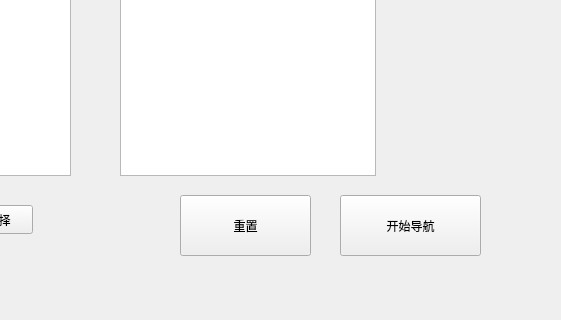
The window that campus_local/mapwin.ui (superman0l/campus) describes before a commit, drawn with Qt 5; both pictures show x 110 to 671 and y 305 to 625 of the 1006 by 625 pixel window.
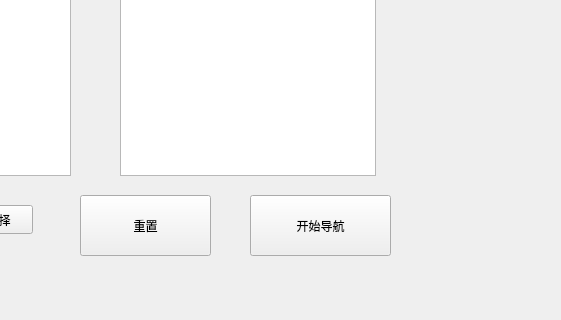
The same window after the commit.

Diff of the .ui file:
```diff
--- a/campus_local/mapwin.ui
+++ b/campus_local/mapwin.ui
@@ -174,7 +174,7 @@
   <widget class="QPushButton" name="pushButton_3">
    <property name="geometry">
     <rect>
-     <x>290</x>
+     <x>190</x>
      <y>500</y>
      <width>131</width>
      <height>61</height>
@@ -192,7 +192,7 @@
   <widget class="QPushButton" name="pushButton_4">
    <property name="geometry">
     <rect>
-     <x>450</x>
+     <x>360</x>
      <y>500</y>
      <width>141</width>
      <height>61</height>
```
Left out of the diff: 17 changed lines with no effect on the pictures.
